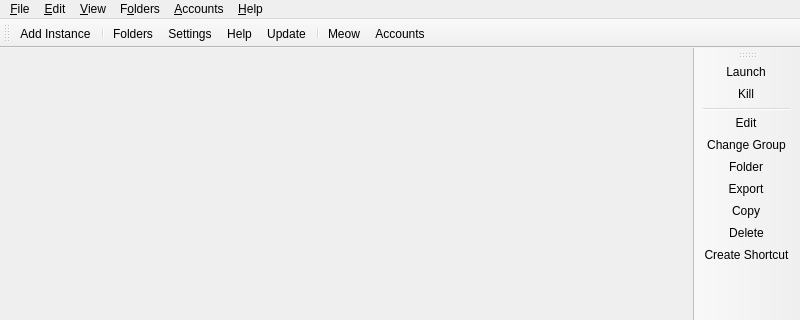
Qt form launcher/ui/MainWindow.ui (bincews/svin-launcher) before a commit; both pictures show x 0 to 800 and y 0 to 320 of the 800 by 600 pixel window.
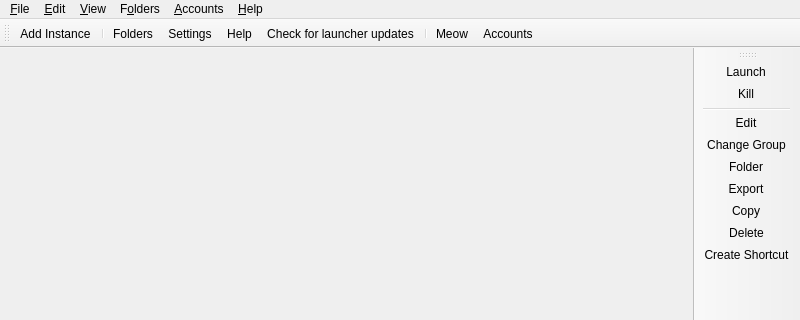
The same form after that commit. Icons and pictures are not drawn. Custom widgets are drawn as their Qt base class.

Commit message: Add in-place updates for Svin Launcher releases

The edit to the form file:
```diff
--- a/launcher/ui/MainWindow.ui
+++ b/launcher/ui/MainWindow.ui
@@ -299,7 +299,7 @@
     <iconset theme="checkupdate"/>
    </property>
    <property name="text">
-    <string>&amp;Update...</string>
+    <string>Check for launcher updates</string>
    </property>
    <property name="toolTip">
     <string>Check for new updates for %1.</string>
```
Left out of the diff: 2 changed lines with no effect on the pictures. The commit also changes 19 other files.
